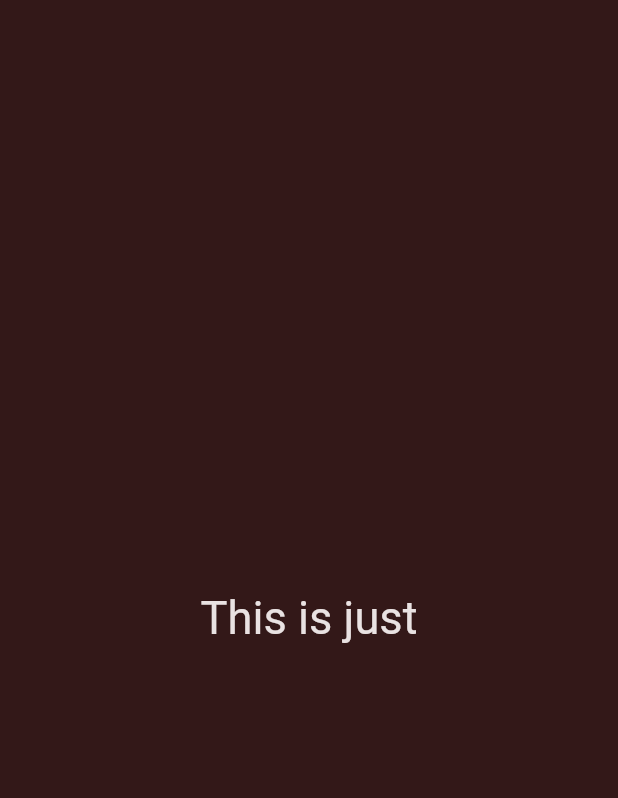
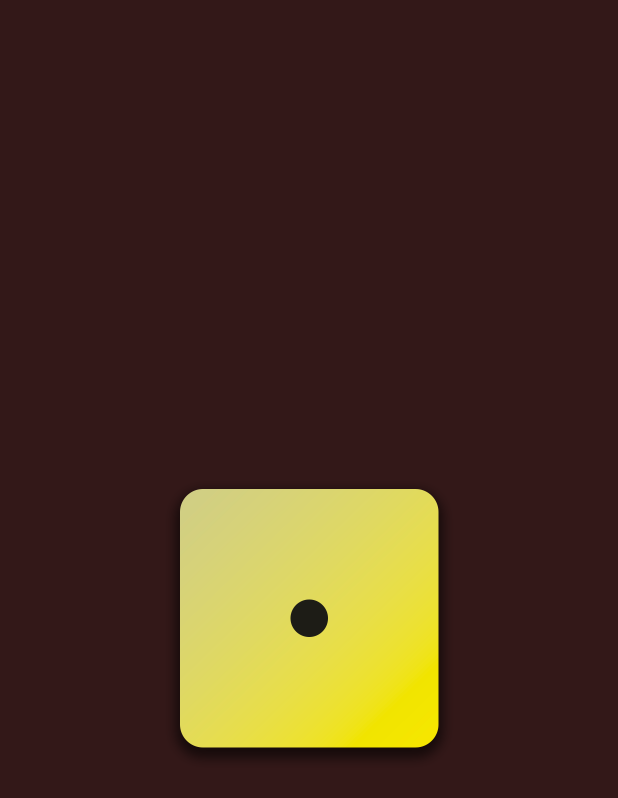
Before and after one commit to irfanullahatozi/dice_application_flutter, a Flutter app: the screen it shows after launch, on a phone screen of 412 x 824 dp. Shown: the top 798 px of the screen. Run offline on Flutter 3.47's test engine with Material 2 defaults, Android fonts, the phone set to English and light mode, and no system bars.

```diff
--- a/lib/gradient_container.dart
+++ b/lib/gradient_container.dart
@@ -1,4 +1,3 @@
-import 'package:first_app/styled_text.dart';
 import 'package:flutter/material.dart';
 
 const startAlignment = Alignment.topLeft;
@@ -12,13 +11,15 @@ class GradientContainer extends StatelessWidget {
   @override
   Widget build(ctx) {
     return Container(
-      decoration: BoxDecoration(
-        gradient: LinearGradient(
-            colors: colors, begin: startAlignment, end: endAlignment),
-      ),
-      child: const Center(
-          child: StyledText(
-              "This is just", 30.2, Color.fromARGB(255, 233, 226, 226))),
-    );
+        decoration: BoxDecoration(
+          gradient: LinearGradient(
+              colors: colors, begin: startAlignment, end: endAlignment),
+        ),
+        child: Center(
+          child: Image.asset(
+            'assets/images/dice_1.png',
+            width: 200,
+          ),
+        ));
   }
 }
```
Also changed, not shown: pubspec.yaml (+9 -7 lines), assets/images/dice-2.png (added), assets/images/dice-3.png (added), assets/images/dice-4.png (added), assets/images/dice-5.png (added), assets/images/dice-6.png (added), assets/images/dice_1.png (added).
